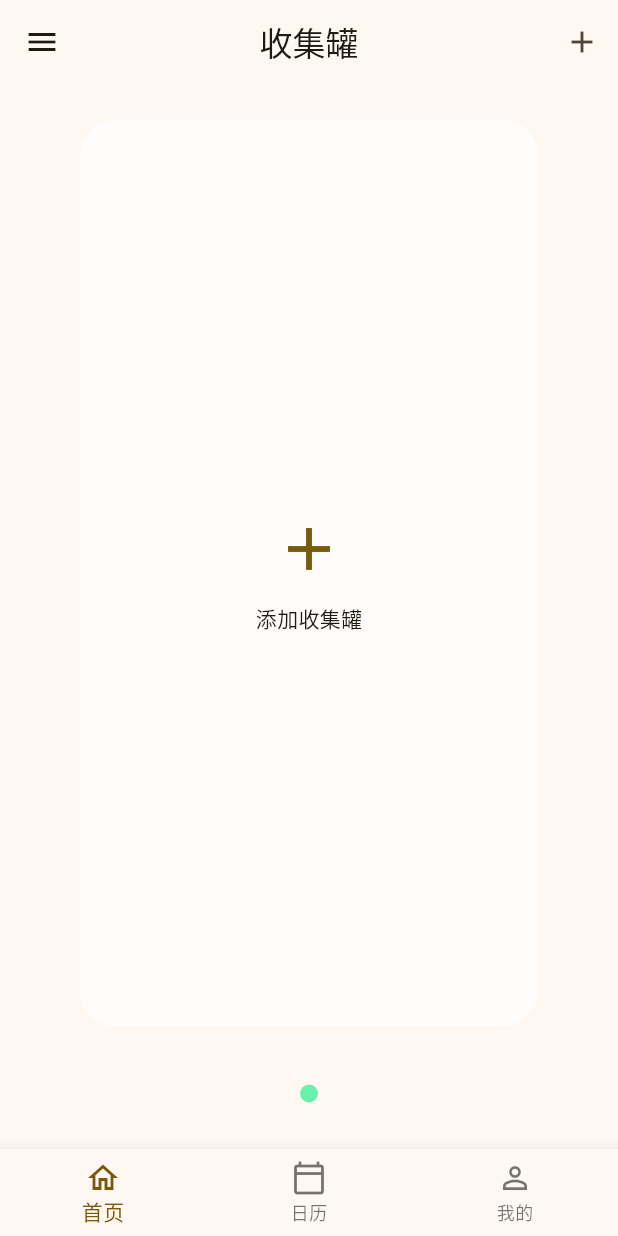
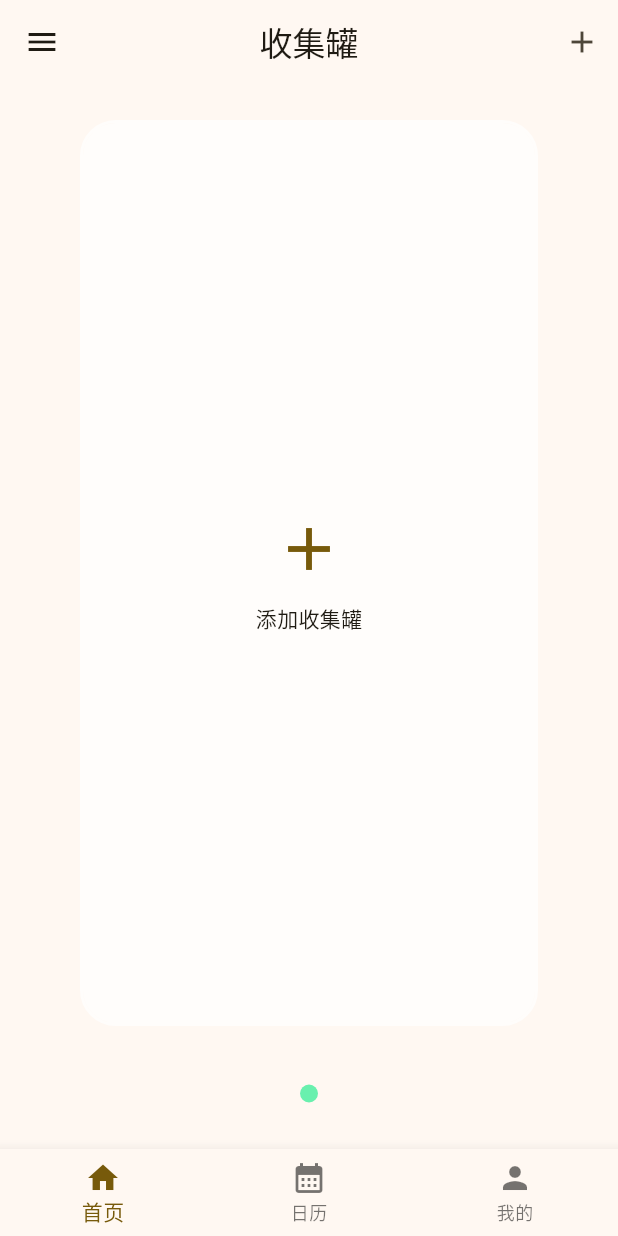
Before and after one commit to inf-xu/colltank, a Flutter app: the screen it shows after launch, on a phone screen of 412 x 824 dp. Run offline on Flutter 3.47's test engine with Material 3 defaults, Android fonts, the phone set to English and light mode, and no system bars; our stand-ins replace drift, file_picker, fl_chart, flutter_riverpod, freezed_annotation, go_router and 4 more; missing offline and left inert: crop_your_image, fl_heatmap, gal; accounts and stored records are empty; generated files the repository leaves out were written again.

Commit message:
修改底部导航栏图标

```diff
--- a/lib/app/router/app_router.dart
+++ b/lib/app/router/app_router.dart
@@ -116,15 +116,15 @@ class AppShell extends StatelessWidget {
           onTap: _onTap,
           items: const [
             BottomNavigationBarItem(
-              icon: Icon(Icons.home_outlined),
+              icon: Icon(Icons.home),
               label: '首页',
             ),
             BottomNavigationBarItem(
-              icon: Icon(Icons.calendar_today_outlined),
+              icon: Icon(Icons.calendar_month),
               label: '日历',
             ),
             BottomNavigationBarItem(
-              icon: Icon(Icons.person_outline),
+              icon: Icon(Icons.person),
               label: '我的',
             ),
           ],
```
